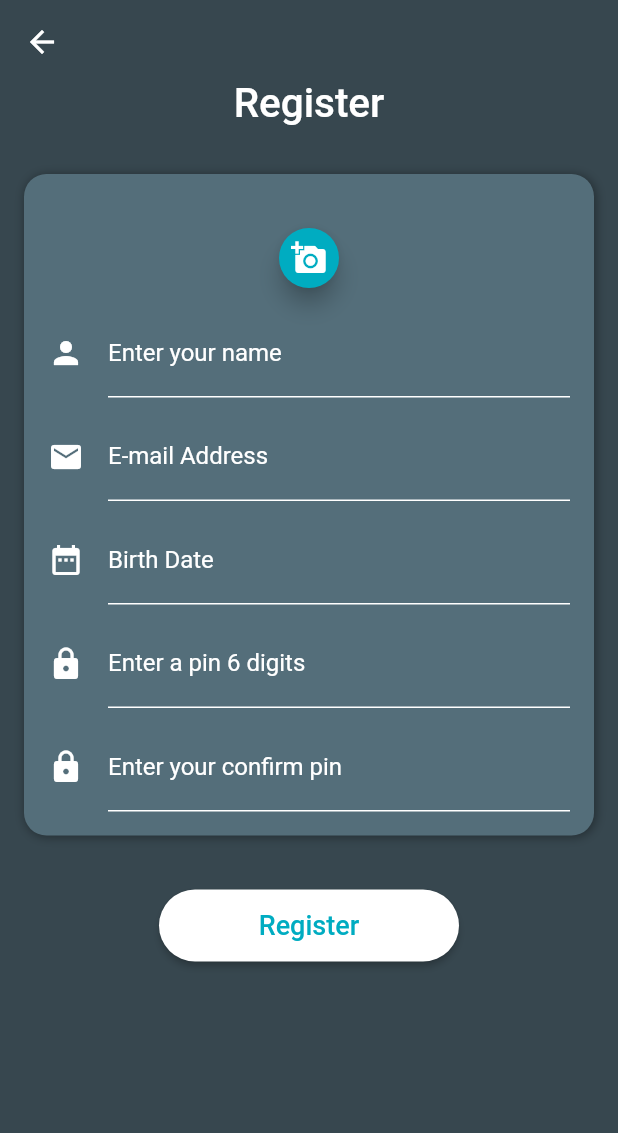
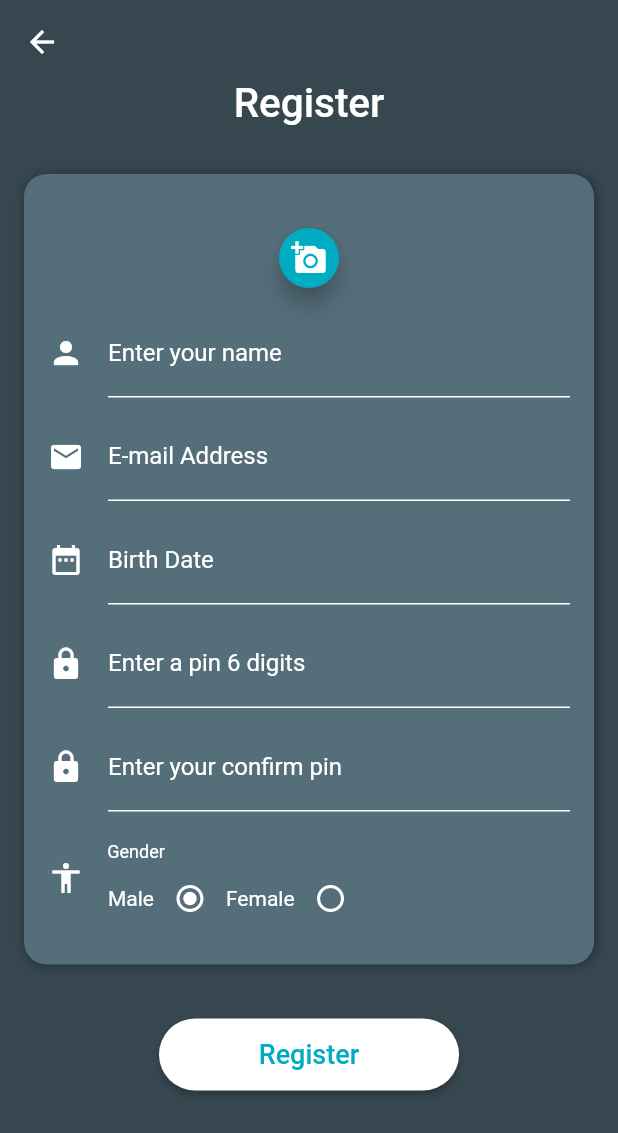
Before and after one commit to akoszsebe/vote_app, a Flutter app: the RegisterScreen screen opened by its route, on a phone screen of 412 x 824 dp. Shown: the top 1133 px of the screen. Run offline on Flutter 3.47's test engine with Material 2 defaults, Android fonts, the phone set to English and light mode, and no system bars; our stand-ins replace charts_flutter, dio, firebase_messaging, image_picker, shared_preferences; missing offline and left inert: encrypt, flutter_circular_chart, pointycastle, web3dart; accounts and stored records are empty; network calls fail.

```diff
--- a/lib/home/homescreen_view.dart
+++ b/lib/home/homescreen_view.dart
@@ -20,7 +20,7 @@ class HomeScreen extends StatefulWidget {
       HomeScreenState(firebaseNotifications: firebaseNotifications);
 }
 
-class HomeScreenState extends State<HomeScreen> with WidgetsBindingObserver{
+class HomeScreenState extends State<HomeScreen> with WidgetsBindingObserver {
   final FirebaseNotifications firebaseNotifications;
   int _currentIndex = 0;
   int _notificationCount = 0;
@@ -123,7 +123,8 @@ class HomeScreenState extends State<HomeScreen> with WidgetsBindingObserver{
                           textColor: Colors.white,
                           splashColor: Colors.grey,
                           onPressed: () {
-                            showAlertDialog(context, "TODO", "todo filter");
+                            showFilterDialog(context,
+                                ["Accenture", "UBB",],["Food", "Education","Election","Life"]);
                           },
                           child: Icon(
                             Icons.sort,
--- a/lib/register/registerscreen_controller.dart
+++ b/lib/register/registerscreen_controller.dart
@@ -14,8 +14,8 @@ class RegisterScreenController  extends BaseController{
   String confirmPin = "";
   String email = "";
   String birthDate = "";
-  Sex sex = Sex.MALE;
   String name = "";
+  Sex groupvalue = Sex.MALE;
 
   RegisterApiProvider _registerApiProvider = RegisterApiProvider();
 
@@ -34,7 +34,7 @@ class RegisterScreenController  extends BaseController{
     registerScreenState.showLoading();
     var pic = imageToBase64String(registerScreenState.image);
     var registerRequest = RegisterRequest(
-        email: email, name: name, birthDate: birthDate, picture: pic, pin: pin, sex: sex);
+        email: email, name: name, birthDate: birthDate, picture: pic, pin: pin, sex: groupvalue);
     print(registerRequest.toJson().toString());
     if (validateForm()) {
       print("valid");
--- a/lib/register/registerscreen_view.dart
+++ b/lib/register/registerscreen_view.dart
@@ -2,6 +2,7 @@ import 'dart:io';
 
 import 'package:flutter/material.dart';
 import 'package:intl/intl.dart';
+import 'package:vote_app/networking/request/register_request.dart';
 import 'package:vote_app/register/registerscreen_controller.dart';
 import 'package:vote_app/splash/splashscreen_view.dart';
 import 'package:vote_app/utils/widgets.dart';
@@ -59,7 +60,7 @@ class RegisterScreenState extends State<RegisterScreen> {
         onNotification: (overscroll) {
           overscroll.disallowGlow();
         },
-          child :new ListView(
+        child: new ListView(
           padding: new EdgeInsets.all(16.0),
           children: <Widget>[
             Container(
@@ -86,7 +87,7 @@ class RegisterScreenState extends State<RegisterScreen> {
                         )),
                 ),
                 FloatingActionButton(
-                  mini:  true,
+                  mini: true,
                   onPressed: _registerScreenController.getImage,
                   tooltip: 'Pick Image',
                   child: Icon(Icons.add_a_photo),
@@ -117,6 +118,42 @@ class RegisterScreenState extends State<RegisterScreen> {
                     onFieldSubmitted: (s) {
                   _registerScreenController.confirmPin = s;
                 }, maxLength: 6, validate: confirmPinValidate),
+                ListTile(
+                  leading: Icon(Icons.accessibility, color: Colors.white),
+                  contentPadding: EdgeInsets.only(top: 16, right: 0, left: 0),
+                  subtitle: Transform.translate(
+                    offset: Offset(-16,0),
+                    child: Row(
+                    mainAxisAlignment: MainAxisAlignment.start,
+                    mainAxisSize: MainAxisSize.max,
+                    children: <Widget>[
+                      Text("Male", style: TextStyle(color: Colors.white)),
+                      Radio(
+                          groupValue: _registerScreenController.groupvalue,
+                          activeColor: Colors.white,
+                          value: Sex.MALE,
+                          onChanged: (v) {
+                            setState(() {
+                            _registerScreenController.groupvalue = v;
+                            });
+                          }),
+                      Text("Female", style: TextStyle(color: Colors.white)),
+                      Radio(
+                        groupValue: _registerScreenController.groupvalue,
+                        activeColor: Colors.white,
+                        value: Sex.FEMALE,
+                        onChanged: (v) {
+                           setState(() {
+                            _registerScreenController.groupvalue = v;
+                            });
+                        },
+                      )
+                    ],
+                  )),
+                  title: Align(child:Text("Gender",
+                      style: TextStyle(color: Colors.white, fontSize: 12)),
+                      alignment: Alignment(-1.13, 0),),
+                )
               ]),
             ),
             new Row(
@@ -144,8 +181,7 @@ class RegisterScreenState extends State<RegisterScreen> {
       return buildLoader();
     } else {
       return RoundRaisedButton(
-        onPressed:
-         _registerScreenController.register,
+        onPressed: _registerScreenController.register,
         context: context,
         child: new Text(
           "Register",
```
Also changed, not shown: lib/home/filter_dialog.dart (added, +90 -0 lines), lib/utils/encription.dart (+4 -3 lines), lib/utils/widgets.dart (+33 -0 lines), lib/vote/votescreen_controller.dart (+21 -36 lines). Lines whose indentation alone changed are shown as unchanged.
